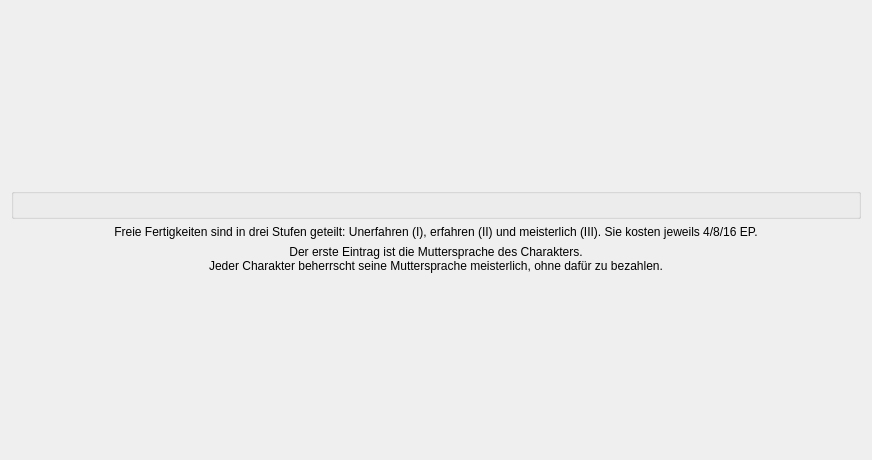
Old version of the form UI/CharakterFreieFert.ui in the repository Aeolitus/Sephrasto.
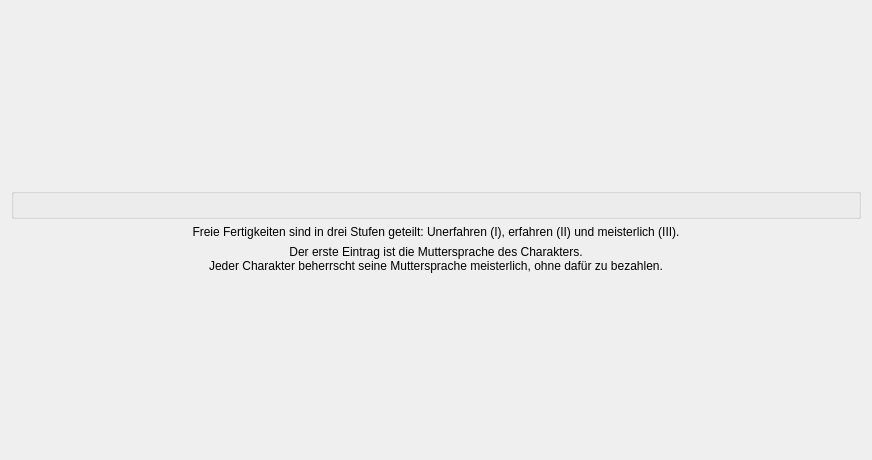
New version of the form.

What changed in the file:
```diff
--- a/UI/CharakterFreieFert.ui
+++ b/UI/CharakterFreieFert.ui
@@ -76,7 +76,7 @@
      <item row="3" column="0">
       <widget class="QLabel" name="label_2">
        <property name="text">
-        <string>Freie Fertigkeiten sind in drei Stufen geteilt: Unerfahren (I), erfahren (II) und meisterlich (III). Sie kosten jeweils 4/8/16 EP.</string>
+        <string>Freie Fertigkeiten sind in drei Stufen geteilt: Unerfahren (I), erfahren (II) und meisterlich (III).</string>
        </property>
        <property name="alignment">
         <set>Qt::AlignCenter</set>
```
Left out of the diff: 2 changed lines with no effect on the pictures.
